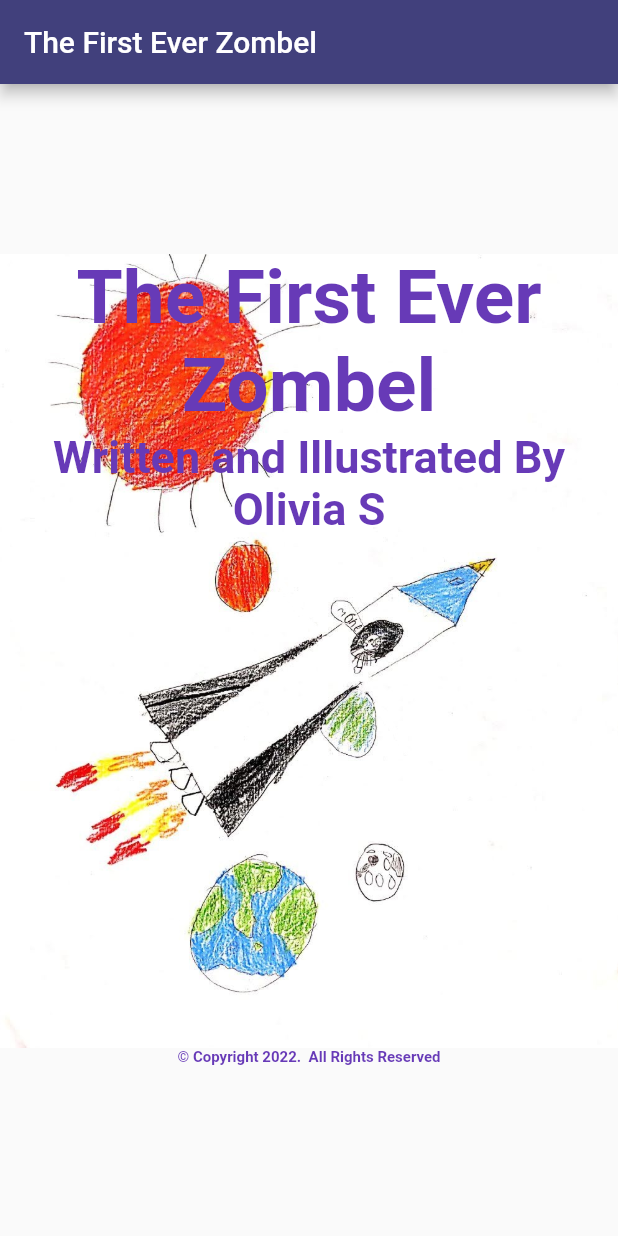
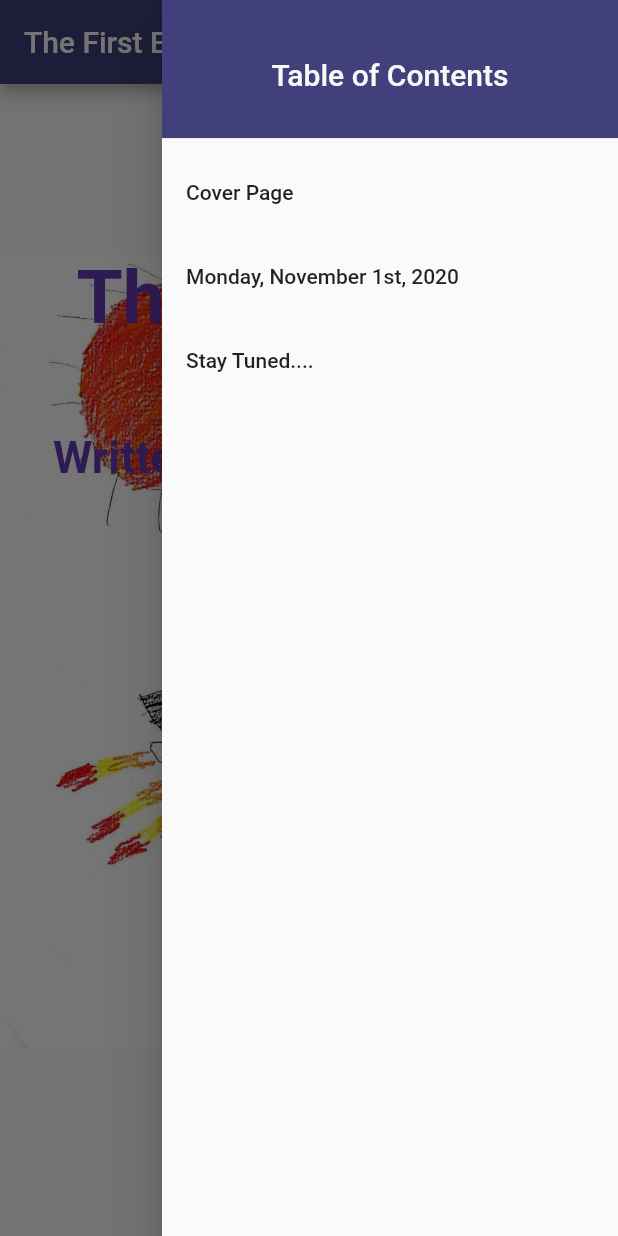
Before and after one commit to peeweesusername/zombel, a Flutter app: the screen it shows after launch, with the side drawer open (before the commit the screen has no drawer), on a phone screen of 412 x 824 dp. Run offline on Flutter 3.47's test engine with Material 2 defaults, Android fonts, the phone set to English and light mode, and no system bars; drawn by our look-alikes of upgrader.

Commit message:
restored ToC

```diff
--- a/lib/chapters.dart
+++ b/lib/chapters.dart
@@ -5,7 +5,7 @@ import './globals.dart';
 import './format.dart';
 import './parsecontents.dart';
 
-List<Widget> buildChapters(int count, List<GlobalKey> headLineKeyList) {
+List<Widget> buildChapters(int count) {
   List<Widget> chapters = List<Widget>.empty(growable: true);
 
   chapters.add(Container (
@@ -21,7 +21,6 @@ List<Widget> buildChapters(int count, List<GlobalKey> headLineKeyList) {
   for (int i = 0; i < count; i++) {
     List<Widget> page = List<Widget>.empty(growable: true);
     page.add(Headline2(
-        key: headLineKeyList[i],
         headline2: getContent(BookContent.chapterTitle, i)));
     for (int j = 0; j < gNumberOfParagraphs[i]; j++) {
       page.add(
--- a/lib/main.dart
+++ b/lib/main.dart
@@ -38,7 +38,6 @@ class MyStory extends StatefulWidget {
 }
 
 class _MyStory extends State<MyStory> {
-  final ScrollController _scrollController = ScrollController();
 
   getCounts() async {
     gFileText = await rootBundle.loadString('assets/bookcontents.json');
@@ -61,6 +60,7 @@ class _MyStory extends State<MyStory> {
   @override
   Widget build(BuildContext context) {
     List<GlobalKey> headLineKeyList = List<GlobalKey>.empty(growable: true);
+    PageController _pageController = PageController();
 
     if (kDebugMode) {
       Upgrader().clearSavedSettings();
@@ -75,15 +75,14 @@ class _MyStory extends State<MyStory> {
         backgroundColor: const Color(0xFF41407C),
         title: Text(getContent(BookContent.bookTitle)),
       ),
-      //Global keys not working with page views.
-      //Disable for now.
-      //endDrawer: ToC(gNumberOfChapters, headLineKeyList),
+      endDrawer: ToC(gNumberOfChapters, _pageController),
       body: UpgradeAlert(
         messages:myUpgraderMessages(),
         showIgnore: false,
         child: Center(
             child: PageView(
-                children: buildChapters(gNumberOfChapters, headLineKeyList),
+              controller: _pageController,
+              children: buildChapters(gNumberOfChapters),
         )),
       ),
     );
@@ -91,7 +90,6 @@ class _MyStory extends State<MyStory> {
 }
 
 class myUpgraderMessages extends UpgraderMessages {
-  /// Override the message function to provide custom language localization.
   @override
   String? message(UpgraderMessage messageKey) {
       switch (messageKey) {
@@ -108,7 +106,5 @@ class myUpgraderMessages extends UpgraderMessages {
         case UpgraderMessage.title:
           return 'New Content';
       }
-    // Messages that are not provided above can still use the default values.
-    return super.message(messageKey);
   }
 }
--- a/lib/toc.dart
+++ b/lib/toc.dart
@@ -3,11 +3,10 @@ import './emums.dart';
 import './parsecontents.dart';
 
 class ToC extends StatelessWidget {
+  const ToC(this.numberOfChapters, this.pageController);
 
-  final List<GlobalKey>headLineKeyList;
   final int numberOfChapters;
-
-  const ToC(this.numberOfChapters, this.headLineKeyList);
+  final PageController pageController;
 
   SizedBox headerToC() {
     var myBox = SizedBox(
@@ -19,8 +18,7 @@ class ToC extends StatelessWidget {
             Center(
               child: Text(
                 'Table of Contents',
-                style: TextStyle(
-                    color: Color(0xFFF8F8F8), fontSize: 20.0),
+                style: TextStyle(color: Color(0xFFF8F8F8), fontSize: 20.0),
               ),
             ),
           ],
@@ -31,20 +29,27 @@ class ToC extends StatelessWidget {
     return myBox;
   }
 
-  List<Widget> getToCTiles(int count, List<GlobalKey>keyList) {
-    List<Widget> tocTiles = List<Widget>.empty(growable:true);
+  List<Widget> getToCTiles(int count) {
+    List<Widget> tocTiles = List<Widget>.empty(growable: true);
 
     tocTiles.add(headerToC());
 
-    for(int i=0; i<count; i++) {
+    //Add the cover page to the ToC
+    tocTiles.add(ListTile(
+      onTap: () {
+        pageController.jumpToPage(0);
+      },
+      title: Text('Cover Page'),
+    ));
+
+    //Cover page is on page[0] so add +1 for chapters
+    for (int i = 0; i < count; i++) {
       tocTiles.add(ListTile(
-          onTap: () {
-            Scrollable.ensureVisible(keyList[i].currentContext!,
-                duration: const Duration(milliseconds: 500));
-          },
-          title: Text(getContent(BookContent.chapterTitle, i)),
-        )
-      );
+        onTap: () {
+          pageController.jumpToPage(i + 1);
+        },
+        title: Text(getContent(BookContent.chapterTitle, i)),
+      ));
     }
     return tocTiles;
   }
@@ -53,7 +58,7 @@ class ToC extends StatelessWidget {
   Widget build(BuildContext context) {
     return Drawer(
       child: ListView(
-        children: getToCTiles(numberOfChapters, headLineKeyList),
+        children: getToCTiles(numberOfChapters),
       ),
     );
   }
```
Also changed, not shown: lib/format.dart (+4 -3 lines).
